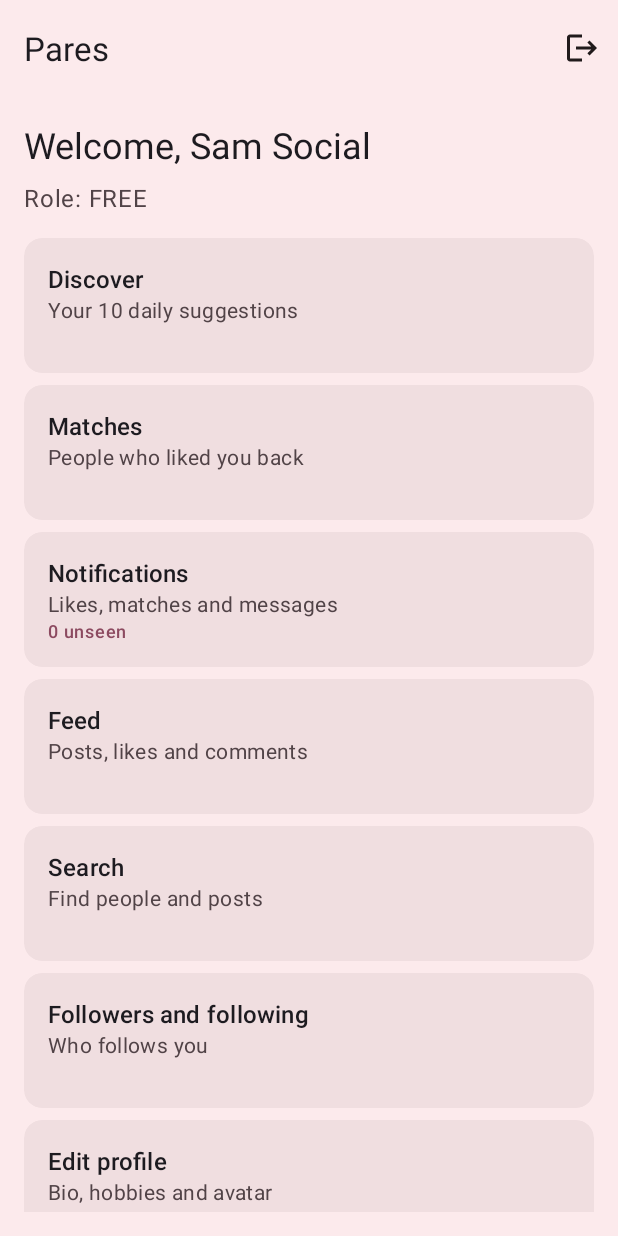
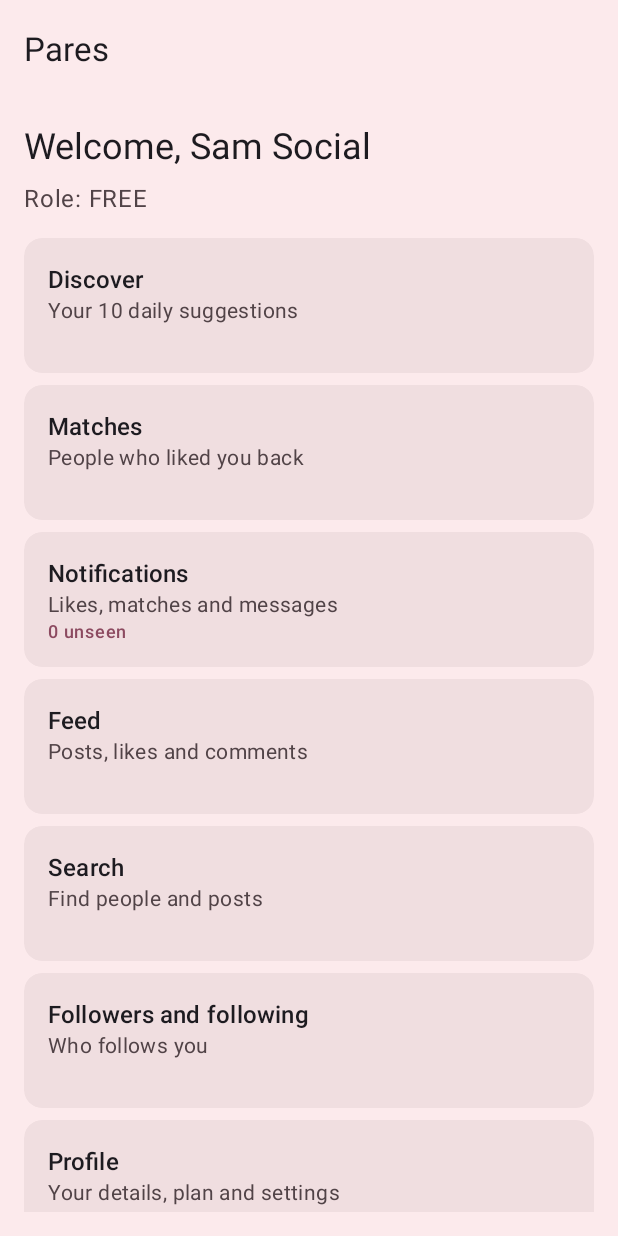
Before and after one commit to mowtiie/Pares, an Android app: the screen it shows after launch (MemberHomeActivity), after a tap on "Google", on a phone screen of 412 x 824 dp. Run offline under Robolectric (Android 15) with nearby library versions, the phone set to English and light mode, and no system bars; 3 other taps on this screen came first.

Commit message:
Let premium members chat with public members

```diff
--- a/app/src/main/java/com/mowtiie/pares/activities/ChatActivity.java
+++ b/app/src/main/java/com/mowtiie/pares/activities/ChatActivity.java
@@ -61,7 +61,7 @@ public class ChatActivity extends AppCompatActivity {
     @Override
     protected void onResume() {
         super.onResume();
-        if (!Data.isMatched(this, otherId)) {
+        if (!Data.canChat(this, otherId)) {
             finish();
             return;
         }
--- a/app/src/main/java/com/mowtiie/pares/activities/MemberHomeActivity.java
+++ b/app/src/main/java/com/mowtiie/pares/activities/MemberHomeActivity.java
@@ -17,8 +17,7 @@ public class MemberHomeActivity extends AppCompatActivity {
 
     private static final Class<?>[] SCREENS = {
             DiscoverActivity.class, MatchesActivity.class, NotificationsActivity.class,
-            FeedActivity.class, SearchActivity.class, FollowListActivity.class,
-            EditProfileActivity.class, PreferencesActivity.class
+            FeedActivity.class, SearchActivity.class, FollowListActivity.class, ProfileActivity.class
     };
 
     private ActivityMemberHomeBinding binding;
@@ -35,10 +34,6 @@ public class MemberHomeActivity extends AppCompatActivity {
         binding = ActivityMemberHomeBinding.inflate(getLayoutInflater());
         setContentView(binding.getRoot());
 
-        binding.toolbar.setOnMenuItemClickListener(item -> {
-            logout();
-            return true;
-        });
 
         adapter = new GenericAdapter<>(new ArrayList<>(), (b, item, position) -> {
             b.tvTitle.setText(item[0]);
@@ -56,6 +51,7 @@ public class MemberHomeActivity extends AppCompatActivity {
         if (binding == null) {
             return;
         }
+        Data.loadUser(this, Data.USER_ID);
         binding.tvWelcome.setText("Welcome, " + Data.USER_FIRST_NAME + " " + Data.USER_LAST_NAME);
         binding.tvRole.setText("Role: " + Data.USER_ROLE);
 
@@ -67,8 +63,7 @@ public class MemberHomeActivity extends AppCompatActivity {
         items.add(new String[]{"Feed", "Posts, likes and comments", ""});
         items.add(new String[]{"Search", "Find people and posts", ""});
         items.add(new String[]{"Followers and following", "Who follows you", ""});
-        items.add(new String[]{"Edit profile", "Bio, hobbies and avatar", ""});
-        items.add(new String[]{"Preferences", "Who you want to meet", ""});
+        items.add(new String[]{"Profile", "Your details, plan and settings", Data.ROLE_PREMIUM.equals(Data.USER_ROLE) ? "Premium" : "Free"});
         adapter.setItems(items);
     }
 
--- a/app/src/main/java/com/mowtiie/pares/activities/ProfileViewActivity.java
+++ b/app/src/main/java/com/mowtiie/pares/activities/ProfileViewActivity.java
@@ -85,7 +85,7 @@ public class ProfileViewActivity extends AppCompatActivity {
 
     private void refresh() {
         boolean matched = Data.isMatched(this, userId);
-        binding.btnChat.setVisibility(matched ? View.VISIBLE : View.GONE);
+        binding.btnChat.setVisibility(!own && Data.canChat(this, userId) ? View.VISIBLE : View.GONE);
         binding.btnFollow.setVisibility(own ? View.GONE : View.VISIBLE);
         binding.btnFollow.setText(Data.isFollowing(this, userId) ? "Following" : "Follow");
         binding.toolbar.getMenu().findItem(R.id.action_report).setVisible(!own);
--- a/app/src/main/res/layout/activity_member_home.xml
+++ b/app/src/main/res/layout/activity_member_home.xml
@@ -10,7 +10,6 @@
         android:id="@+id/toolbar"
         android:layout_width="match_parent"
         android:layout_height="?attr/actionBarSize"
-        app:menu="@menu/menu_home"
         app:title="Pares" />
 
     <LinearLayout
```
